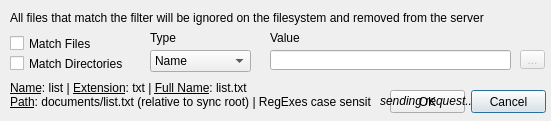
First picture: the form in trunk/Client/src/QtClient/qtFilterDialog.ui, repository psieg/MyCloud, before the edit.
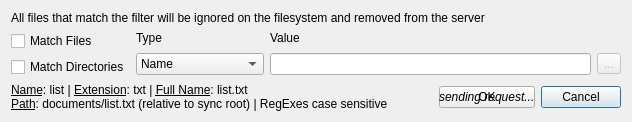
Second picture: the form after the edit. Icons and pictures are not drawn.

```diff
--- a/trunk/Client/src/QtClient/qtFilterDialog.ui
+++ b/trunk/Client/src/QtClient/qtFilterDialog.ui
@@ -6,10 +6,16 @@
    <rect>
     <x>0</x>
     <y>0</y>
-    <width>551</width>
-    <height>121</height>
+    <width>572</width>
+    <height>115</height>
    </rect>
   </property>
+  <property name="sizePolicy">
+   <sizepolicy hsizetype="Fixed" vsizetype="Fixed">
+    <horstretch>0</horstretch>
+    <verstretch>0</verstretch>
+   </sizepolicy>
+  </property>
   <property name="windowTitle">
    <string>Edit Filter</string>
   </property>
@@ -17,41 +23,16 @@
    <iconset resource="qtClient.qrc">
     <normaloff>:/Resources/icon.png</normaloff>:/Resources/icon.png</iconset>
   </property>
-  <widget class="QPushButton" name="cancelButton">
-   <property name="geometry">
-    <rect>
-     <x>471</x>
-     <y>90</y>
-     <width>75</width>
-     <height>23</height>
-    </rect>
-   </property>
+  <layout class="QGridLayout" name="gridLayout">
+   <item row="0" column="0" colspan="8">
+    <widget class="QLabel" name="label_4">
    <property name="text">
-    <string>Cancel</string>
-   </property>
-  </widget>
-  <widget class="QPushButton" name="okButton">
-   <property name="geometry">
-    <rect>
-     <x>390</x>
-     <y>90</y>
-     <width>75</width>
-     <height>23</height>
-    </rect>
-   </property>
-   <property name="text">
-    <string>OK</string>
-   </property>
-  </widget>
+      <string>All files that match the filter will be ignored on the filesystem and removed from the server</string>
+     </property>
+    </widget>
+   </item>
+   <item row="1" column="0" rowspan="2">
   <widget class="QCheckBox" name="filesBox">
-   <property name="geometry">
-    <rect>
-     <x>10</x>
-     <y>35</y>
-     <width>131</width>
-     <height>17</height>
-    </rect>
-   </property>
    <property name="text">
     <string>Match Files</string>
    </property>
@@ -60,32 +41,23 @@
      <normaloff>:/Resources/file.png</normaloff>:/Resources/file.png</iconset>
    </property>
   </widget>
-  <widget class="QCheckBox" name="directoriesBox">
-   <property name="geometry">
-    <rect>
-     <x>10</x>
-     <y>55</y>
-     <width>131</width>
-     <height>17</height>
-    </rect>
-   </property>
+   </item>
+   <item row="1" column="1">
+    <widget class="QLabel" name="label">
+     <property name="text">
+      <string>Type</string>
+     </property>
+    </widget>
+   </item>
+   <item row="1" column="2" colspan="6">
+    <widget class="QLabel" name="label_2">
    <property name="text">
-    <string>Match Directories</string>
-   </property>
-   <property name="icon">
-    <iconset resource="qtClient.qrc">
-     <normaloff>:/Resources/directory.png</normaloff>:/Resources/directory.png</iconset>
-   </property>
-  </widget>
+      <string>Value</string>
+     </property>
+    </widget>
+   </item>
+   <item row="2" column="1" rowspan="2">
   <widget class="QComboBox" name="typeBox">
-   <property name="geometry">
-    <rect>
-     <x>150</x>
-     <y>50</y>
-     <width>101</width>
-     <height>22</height>
-    </rect>
-   </property>
    <item>
     <property name="text">
      <string>Name</string>
@@ -127,102 +99,76 @@
     </property>
    </item>
   </widget>
-  <widget class="QLabel" name="label">
-   <property name="geometry">
-    <rect>
-     <x>150</x>
-     <y>30</y>
-     <width>101</width>
-     <height>16</height>
-    </rect>
-   </property>
-   <property name="text">
-    <string>Type</string>
-   </property>
-  </widget>
-  <widget class="QLineEdit" name="valueEdit">
-   <property name="geometry">
-    <rect>
-     <x>270</x>
-     <y>50</y>
-     <width>241</width>
-     <height>20</height>
-    </rect>
-   </property>
-  </widget>
-  <widget class="QLabel" name="label_2">
-   <property name="geometry">
-    <rect>
-     <x>270</x>
-     <y>30</y>
-     <width>271</width>
-     <height>16</height>
-    </rect>
-   </property>
-   <property name="text">
-    <string>Value</string>
-   </property>
-  </widget>
+   </item>
+   <item row="2" column="2" rowspan="2" colspan="5">
+    <widget class="QLineEdit" name="valueEdit"/>
+   </item>
+   <item row="2" column="7" rowspan="2">
   <widget class="QToolButton" name="browseButton">
    <property name="enabled">
     <bool>false</bool>
    </property>
-   <property name="geometry">
-    <rect>
-     <x>520</x>
-     <y>50</y>
-     <width>25</width>
-     <height>19</height>
-    </rect>
-   </property>
    <property name="text">
     <string>...</string>
    </property>
   </widget>
+   </item>
+   <item row="3" column="0">
+    <widget class="QCheckBox" name="directoriesBox">
+     <property name="text">
+      <string>Match Directories</string>
+     </property>
+     <property name="icon">
+      <iconset resource="qtClient.qrc">
+       <normaloff>:/Resources/directory.png</normaloff>:/Resources/directory.png</iconset>
+     </property>
+    </widget>
+   </item>
+   <item row="4" column="0" colspan="3">
   <widget class="QLabel" name="label_3">
-   <property name="geometry">
-    <rect>
-     <x>10</x>
-     <y>80</y>
-     <width>361</width>
-     <height>31</height>
-    </rect>
-   </property>
    <property name="text">
     <string>&lt;u&gt;Name&lt;/u&gt;: list | &lt;u&gt;Extension&lt;/u&gt;: txt | &lt;u&gt;Full Name&lt;/u&gt;: list.txt&lt;br&gt;&lt;u&gt;Path&lt;/u&gt;: documents/list.txt (relative to sync root) | RegExes case sensitive</string>
    </property>
   </widget>
+   </item>
+   <item row="4" column="6" colspan="2">
+    <widget class="QPushButton" name="cancelButton">
+     <property name="text">
+      <string>Cancel</string>
+     </property>
+    </widget>
+   </item>
+   <item row="4" column="5">
+    <layout class="QGridLayout">
+     <property name="leftMargin">
+      <number>0</number>
+     </property>
+     <property name="topMargin">
+      <number>0</number>
+     </property>
+     <property name="rightMargin">
+      <number>0</number>
+     </property>
+     <property name="bottomMargin">
+      <number>0</number>
+     </property>
+     <item row="0" column="0">
+      <widget class="QPushButton" name="okButton">
+       <property name="text">
+        <string>OK</string>
+       </property>
+      </widget>
+     </item>
+     <item row="0" column="0">
   <widget class="QLabel" name="sendLabel">
-   <property name="geometry">
-    <rect>
-     <x>380</x>
-     <y>90</y>
-     <width>91</width>
-     <height>21</height>
-    </rect>
-   </property>
-   <property name="font">
-    <font>
-     <italic>true</italic>
-    </font>
-   </property>
    <property name="text">
-    <string>sending request...</string>
-   </property>
-  </widget>
-  <widget class="QLabel" name="label_4">
-   <property name="geometry">
-    <rect>
-     <x>10</x>
-     <y>10</y>
-     <width>531</width>
-     <height>16</height>
-    </rect>
-   </property>
-   <property name="text">
-    <string>All files that match the filter will be ignored on the filesystem and removed from the server</string>
-   </property>
-  </widget>
+        <string>&lt;i&gt;sending request...&lt;/i&gt;</string>
+       </property>
+      </widget>
+     </item>
+    </layout>
+   </item>
+  </layout>
  </widget>
  <tabstops>
   <tabstop>filesBox</tabstop>
```
Lines whose indentation alone changed are shown as unchanged.
